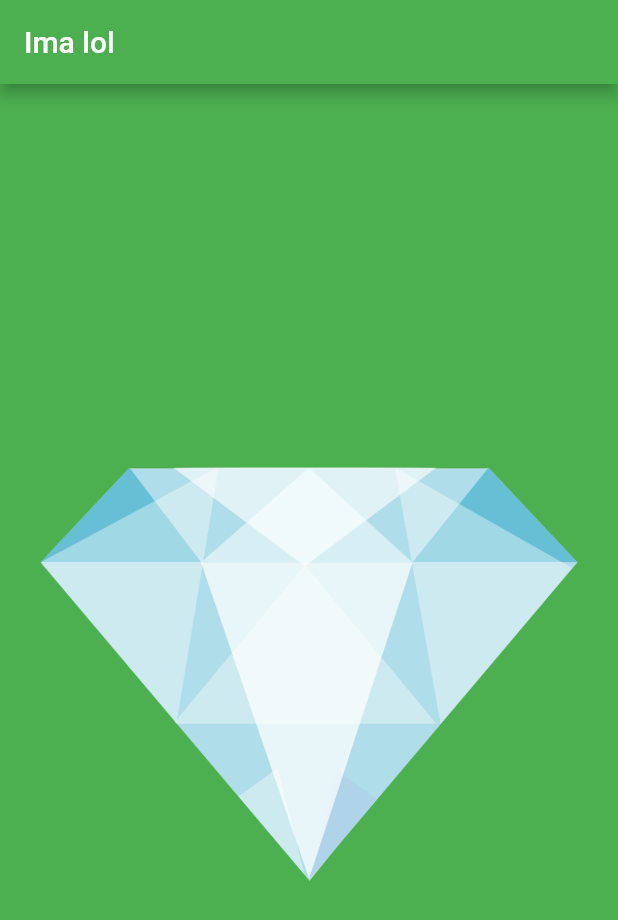
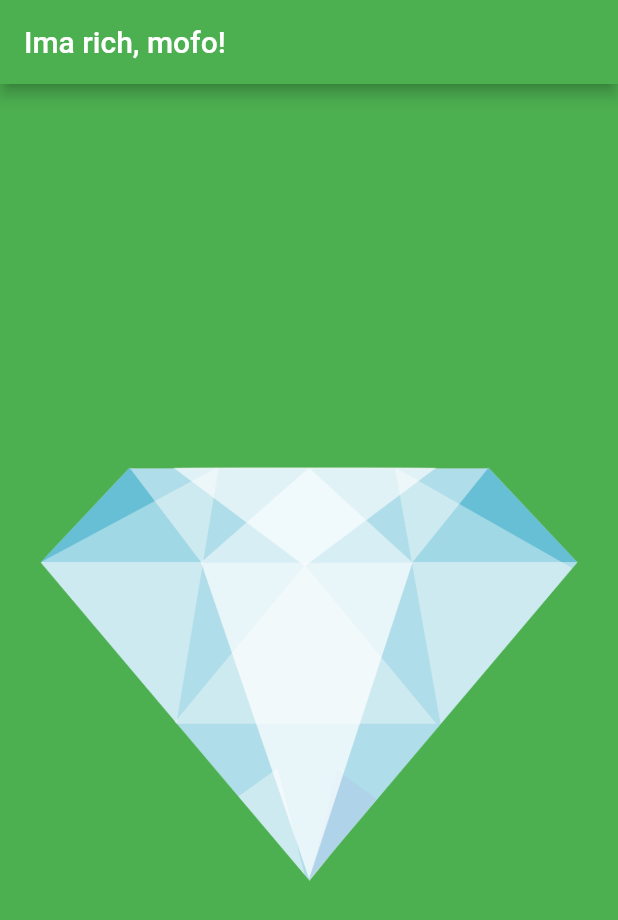
Before and after one commit to pocketdial/i-am-rich-flutter, a Flutter app: the screen it shows after launch, on a phone screen of 412 x 824 dp. Shown: the top 920 px of the screen. Run offline on Flutter 3.47's test engine with Material 2 defaults, Android fonts, the phone set to English and light mode, and no system bars.

Commit message:
Important update

```diff
--- a/lib/main.dart
+++ b/lib/main.dart
@@ -4,7 +4,7 @@ void main() => runApp(
       MaterialApp(
         home: Scaffold(
           appBar: AppBar(
-            title: Text('Ima lol'),
+            title: Text('Ima rich, mofo!'),
             backgroundColor: Colors.green,
           ),
           backgroundColor: Colors.green,
@@ -13,32 +13,6 @@ void main() => runApp(
               image: AssetImage('images/diamond.png'),
             ),
           ),
-          // body: Text('test')
-          // body: Image.network(
-          //     'https://image.freepik.com/free-photo/soft-wave-sandy-beach_28668-189.jpg')
-          //   const Image(
-          //   image: Image NetworkImage(
-          //       'https://krasivosti.pro/uploads/posts/2021-03/thumbs/1616158928_18-p-shelti-sobaka-sobaka-foto-18.jpg'),
-          // ),
         ),
       ),
     );
-
-// void main() {
-//   runApp(
-//     MaterialApp(
-//       home: Scaffold(
-//         appBar: AppBar(
-//           title: Text('I Am Rich, Bitch!ss'),
-//           backgroundColor: Colors.blueGrey[900],
-//         ),
-//         backgroundColor: Colors.blueGrey[200],
-//         body: Center(
-//           child: const Image(
-//             image: AssetImage('images/diamond.png'),
-//           ),
-//         ),
-//       ),
-//     ),
-//   );
-// }
```
